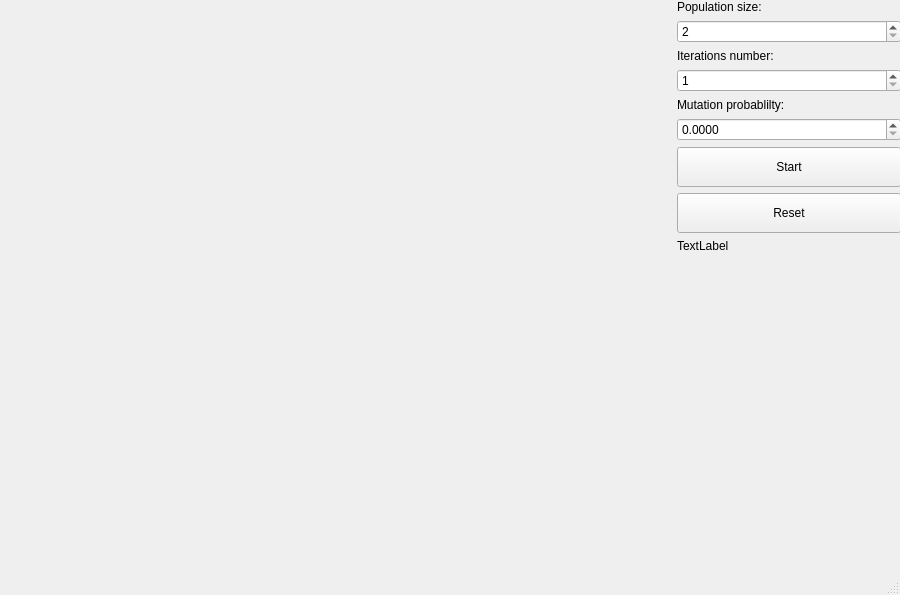
Qt form mainwindow.ui (de-nuke/prir_tsp) before a commit.
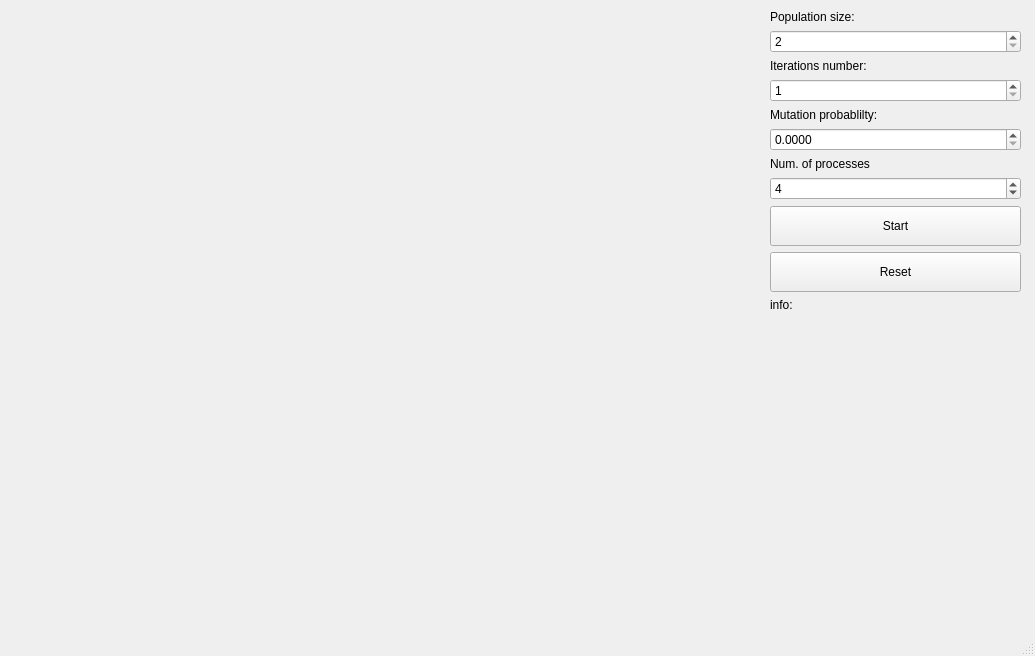
The same form after that commit.

What changed in the file:
```diff
--- a/mainwindow.ui
+++ b/mainwindow.ui
@@ -6,8 +6,8 @@
    <rect>
     <x>0</x>
     <y>0</y>
-    <width>900</width>
-    <height>595</height>
+    <width>1035</width>
+    <height>656</height>
    </rect>
   </property>
   <property name="windowTitle">
@@ -19,11 +19,23 @@
      <rect>
       <x>0</x>
       <y>0</y>
-      <width>901</width>
-      <height>551</height>
+      <width>1031</width>
+      <height>611</height>
      </rect>
     </property>
     <layout class="QHBoxLayout" name="horizontalLayout" stretch="3,1">
+     <property name="leftMargin">
+      <number>10</number>
+     </property>
+     <property name="topMargin">
+      <number>10</number>
+     </property>
+     <property name="rightMargin">
+      <number>10</number>
+     </property>
+     <property name="bottomMargin">
+      <number>10</number>
+     </property>
      <item>
       <widget class="QWidget" name="map_widget" native="true"/>
      </item>
@@ -83,6 +95,26 @@
          </property>
         </widget>
        </item>
+       <item>
+        <widget class="QLabel" name="label_6">
+         <property name="text">
+          <string>Num. of processes</string>
+         </property>
+        </widget>
+       </item>
+       <item>
+        <widget class="QSpinBox" name="processes_input">
+         <property name="minimum">
+          <number>1</number>
+         </property>
+         <property name="maximum">
+          <number>10</number>
+         </property>
+         <property name="value">
+          <number>4</number>
+         </property>
+        </widget>
+       </item>
        <item>
         <widget class="QPushButton" name="start_button">
          <property name="minimumSize">
@@ -118,13 +150,20 @@
           </size>
          </property>
          <property name="text">
-          <string>TextLabel</string>
+          <string>info: </string>
          </property>
          <property name="wordWrap">
           <bool>true</bool>
          </property>
         </widget>
        </item>
+       <item>
+        <widget class="QLabel" name="label_5">
+         <property name="text">
+          <string/>
+         </property>
+        </widget>
+       </item>
        <item>
         <spacer name="verticalSpacer">
          <property name="orientation">
```
Left out of the diff: 4 changed lines with no effect on the pictures.
